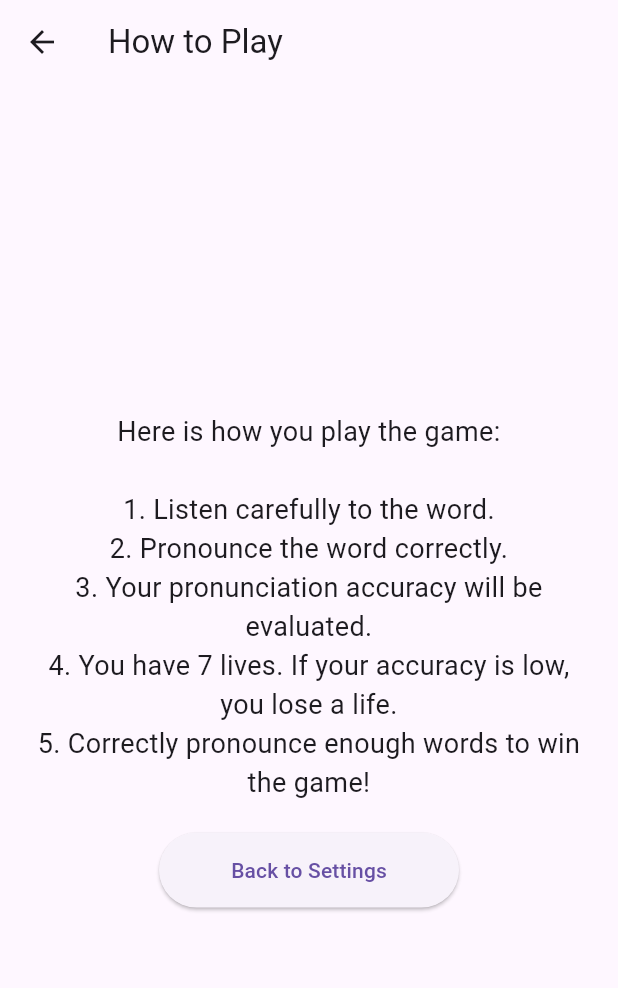
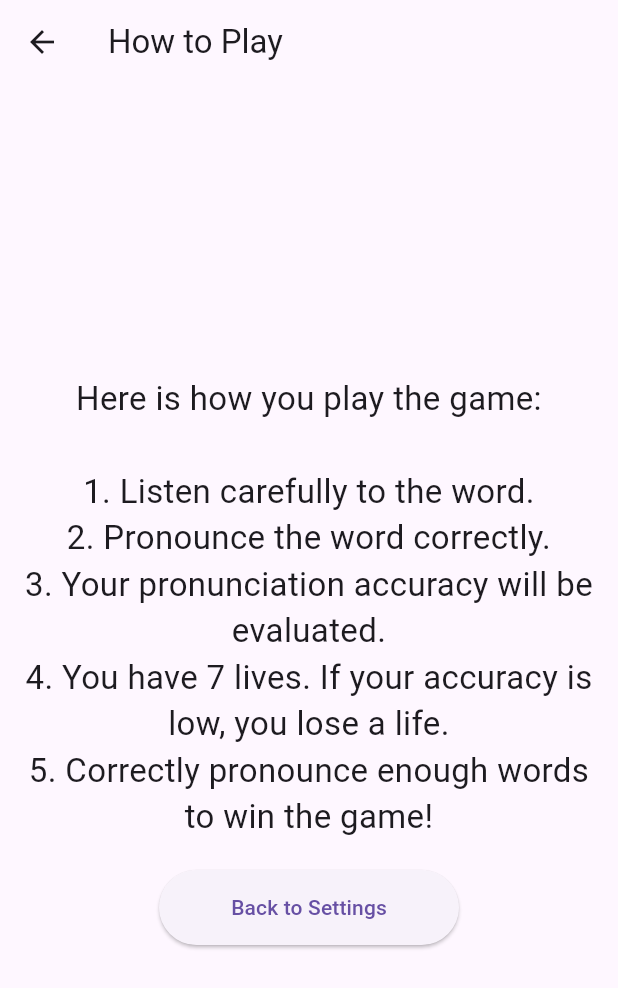
Before and after one commit to nazikanshaffAM/spello_onebysix, a Flutter app: the HowToPlayPage screen opened directly, on a phone screen of 412 x 824 dp. Shown: the top 988 px of the screen. Run offline on Flutter 3.47's test engine with Material 3 defaults, Android fonts, the phone set to English and light mode, and no system bars; our stand-ins replace fl_chart, flutter_slidable, lottie, shared_preferences, shelf, smooth_page_indicator; missing offline and left inert: record, shelf_router, tutorial_coach_mark; accounts and stored records are empty; project files that could hold a hidden picture were left out.

Commit message:
feat: UI changes to how_to_play_page.dart

```diff
--- a/game2/lib/ui/how_to_play_page.dart
+++ b/game2/lib/ui/how_to_play_page.dart
@@ -24,7 +24,7 @@ class HowToPlayPage extends StatelessWidget {
                     '4. You have 7 lives. If your accuracy is low, you lose a life.\n'
                     '5. Correctly pronounce enough words to win the game!',
                 textAlign: TextAlign.center, // Center-align the text
-                style: TextStyle(fontSize: 18.0), // Set font size
+                style: TextStyle(fontSize: 22.0), // Set font size
               ),
               SizedBox(height: 20), // Add some space between the text and the button
               ElevatedButton(
@@ -33,7 +33,7 @@ class HowToPlayPage extends StatelessWidget {
                 },
                 child: Text('Back to Settings'), // Button text
                 style: ElevatedButton.styleFrom(
-                  minimumSize: Size(200, 50),  // Optional: Adjust button size
+                  minimumSize: Size(200, 50), // Optional: Adjust button size
                 ),
               ),
             ],
```
